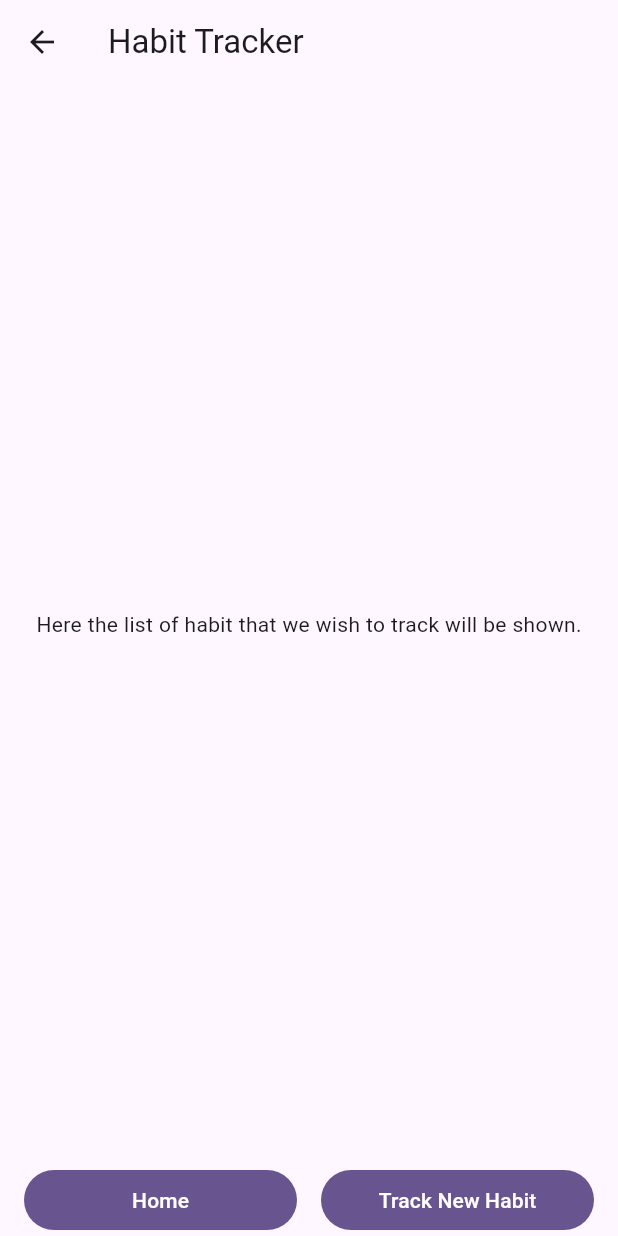
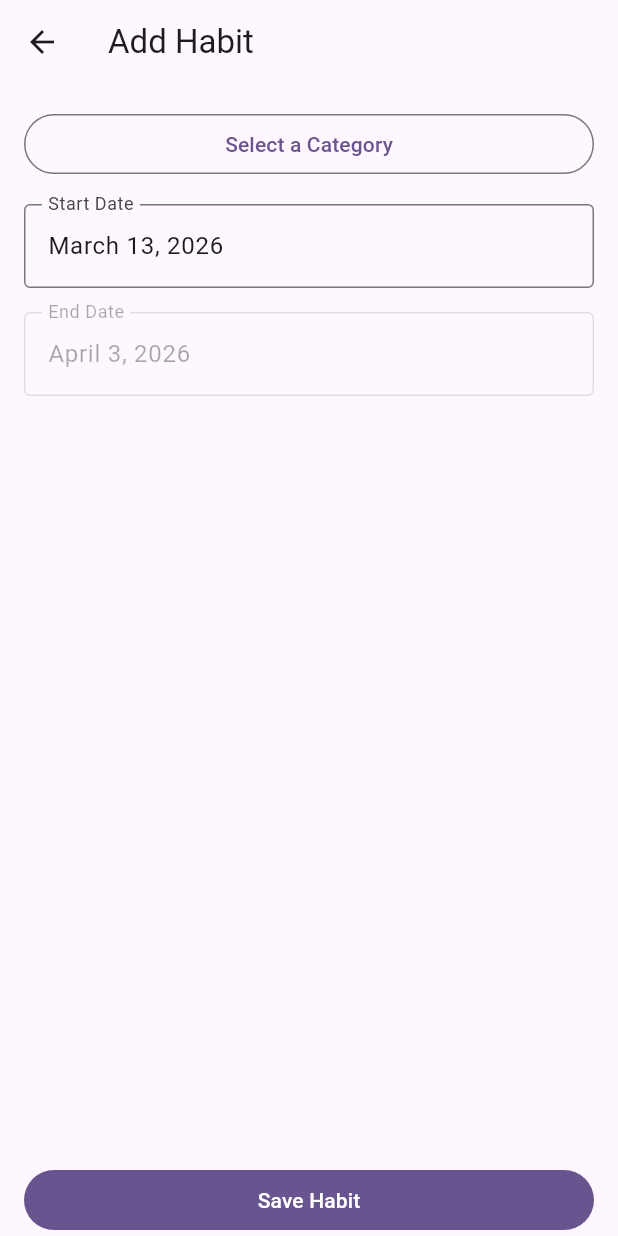
Before and after one commit to dinash/habit_formation, a Flutter app: the HomeScreen screen opened by its route, after a tap on "Track New Habit", on a phone screen of 412 x 824 dp. Run offline on Flutter 3.47's test engine with Material 3 defaults, Android fonts, the phone set to English and light mode, and no system bars; our stand-ins replace auto_route; generated files the repository leaves out were written again.

Commit message:
Created the `AddHabitScreen` and `AddNewHabitForm` to allow users to set up new habits with category selection and date picking.
- Added `intl` package for date formatting.
- Implemented `AddNewHabitForm` with a 21-day auto-calculated end date and a category selection bottom sheet.
- Created `CategorySelectionScreen` to provide a list of habit categories.
- Registered the new `AddHabitScreen` route and updated navigation from the home screen.
- Added `WidgetsFlutterBinding.ensureInitialized()` to the main entry point.

```diff
--- a/lib/app_router.dart
+++ b/lib/app_router.dart
@@ -6,6 +6,7 @@ class AppRouter extends RootStackRouter {
   @override
   List<AutoRoute> get routes => [
     AutoRoute(page: SplashRoute.page, initial: true),
-    AutoRoute(page: HomeRoute.page)
+    AutoRoute(page: HomeRoute.page),
+    AutoRoute(page: AddHabitRoute.page)
   ];
 }
--- /dev/null
+++ b/lib/component/add_new_habit_form.dart
@@ -0,0 +1,110 @@
+import 'package:flutter/material.dart';
+import 'package:habit_formation/ui/category_selection_screen.dart';
+import 'package:intl/intl.dart';
+
+class AddNewHabitForm extends StatefulWidget {
+  const AddNewHabitForm({super.key});
+
+  @override
+  State<AddNewHabitForm> createState() => _AddNewHabitFormState();
+}
+
+class _AddNewHabitFormState extends State<AddNewHabitForm> {
+  var _currentStartDate = DateTime.now();
+
+  DateTime get _currentEndDate => _currentStartDate.add(Duration(days: 21));
+  String? _currentCategory;
+
+  String get _currentStartDateAsString => formatDateTime(_currentStartDate);
+
+  String get _currentEndDateAsString => formatDateTime(_currentEndDate);
+
+  String formatDateTime(DateTime date) {
+    return DateFormat(DateFormat.YEAR_MONTH_DAY).format(date);
+  }
+
+  final TextEditingController _startDateController = TextEditingController();
+  final TextEditingController _endDateController = TextEditingController();
+  final FocusNode _focusNode = FocusNode();
+
+  @override
+  void initState() {
+    super.initState();
+    _startDateController.text = _currentStartDateAsString;
+    _endDateController.text = _currentEndDateAsString;
+  }
+
+  @override
+  Widget build(BuildContext context) {
+    return Scaffold(
+      body: SingleChildScrollView(
+        padding: EdgeInsets.all(16),
+        child: Column(
+          spacing: 16,
+          children: [
+            Row(
+              children: [
+                Expanded(
+                  child: OutlinedButton(
+                    onPressed: () async {
+                      final selectedCategory =
+                          await showModalBottomSheet<String>(
+                            context: context,
+                            builder: (buildContext) =>
+                                CategorySelectionScreen(),
+                          );
+                      if (_currentCategory != null &&
+                          selectedCategory == null) {
+                        return;
+                      }
+                      _currentCategory = selectedCategory;
+                      setState(() {});
+                    },
+                    child: Text(_currentCategory ?? "Select a Category"),
+                  ),
+                ),
+              ],
+            ),
+            TextField(
+              focusNode: _focusNode,
+              decoration: InputDecoration(
+                label: Text("Start Date"),
+                border: OutlineInputBorder(),
+              ),
+              controller: _startDateController,
+              readOnly: true,
+              onTap: () async {
+                final DateTime? newlySelectedStartDate = await showDatePicker(
+                  initialDate: _currentStartDate,
+                  firstDate: DateTime.now(),
+                  lastDate: DateTime.now().add(Duration(days: 365)),
+                  context: context,
+                );
+                if (newlySelectedStartDate != null) {
+                  _currentStartDate = newlySelectedStartDate;
+                  _startDateController.text = _currentStartDateAsString;
+                  _endDateController.text = _currentEndDateAsString;
+                  setState(() {});
+                  _focusNode.unfocus();
+                }
+              },
+            ),
+            TextField(
+              decoration: InputDecoration(
+                label: Text("End Date"),
+                border: OutlineInputBorder(),
+              ),
+              controller: _endDateController,
+              readOnly: true,
+              enabled: false,
+            ),
+          ],
+        ),
+      ),
+      bottomNavigationBar: SafeArea( child: Padding(
+        padding: const EdgeInsets.symmetric(horizontal: 16.0),
+        child: FilledButton(onPressed: (){}, child: Text("Save Habit")),
+      )),
+    );
+  }
+}
--- a/lib/main.dart
+++ b/lib/main.dart
@@ -2,6 +2,7 @@ import 'package:flutter/material.dart';
 import 'package:habit_formation/app_router.dart';
 
 void main() {
+  WidgetsFlutterBinding.ensureInitialized();
   runApp(MyApp());
 }
 
--- /dev/null
+++ b/lib/ui/add_habit_screen.dart
@@ -0,0 +1,16 @@
+import 'package:auto_route/annotations.dart';
+import 'package:flutter/material.dart';
+import 'package:habit_formation/component/add_new_habit_form.dart';
+
+@RoutePage()
+class AddHabitScreen extends StatelessWidget{
+  const AddHabitScreen({super.key});
+
+  @override
+  Widget build(BuildContext context) {
+    return Scaffold(
+      appBar: AppBar(title: Text("Add Habit")),
+      body: AddNewHabitForm()
+    );
+  }
+}
--- a/lib/ui/home_screen.dart
+++ b/lib/ui/home_screen.dart
@@ -1,5 +1,6 @@
-import 'package:auto_route/annotations.dart';
+import 'package:auto_route/auto_route.dart';
 import 'package:flutter/material.dart';
+import 'package:habit_formation/app_router.gr.dart';
 
 @RoutePage()
 class HomeScreen extends StatelessWidget {
@@ -25,7 +26,9 @@ class HomeScreen extends StatelessWidget {
               ),
               Expanded(
                 child: FilledButton(
-                  onPressed: () {},
+                  onPressed: () {
+                    AutoRouter.of(context).navigate(AddHabitRoute());
+                  },
                   child: Text("Track New Habit"),
                 ),
               ),
--- a/pubspec.yaml
+++ b/pubspec.yaml
@@ -37,6 +37,7 @@ dependencies:
 
   #Auto route for handling annotation based routing
   auto_route: ^11.1.0
+  intl: ^0.20.2
 
 
 dev_dependencies:
```
Also changed, not shown: lib/ui/category_selection_screen.dart (added, +36 -0 lines), pubspec.lock.
